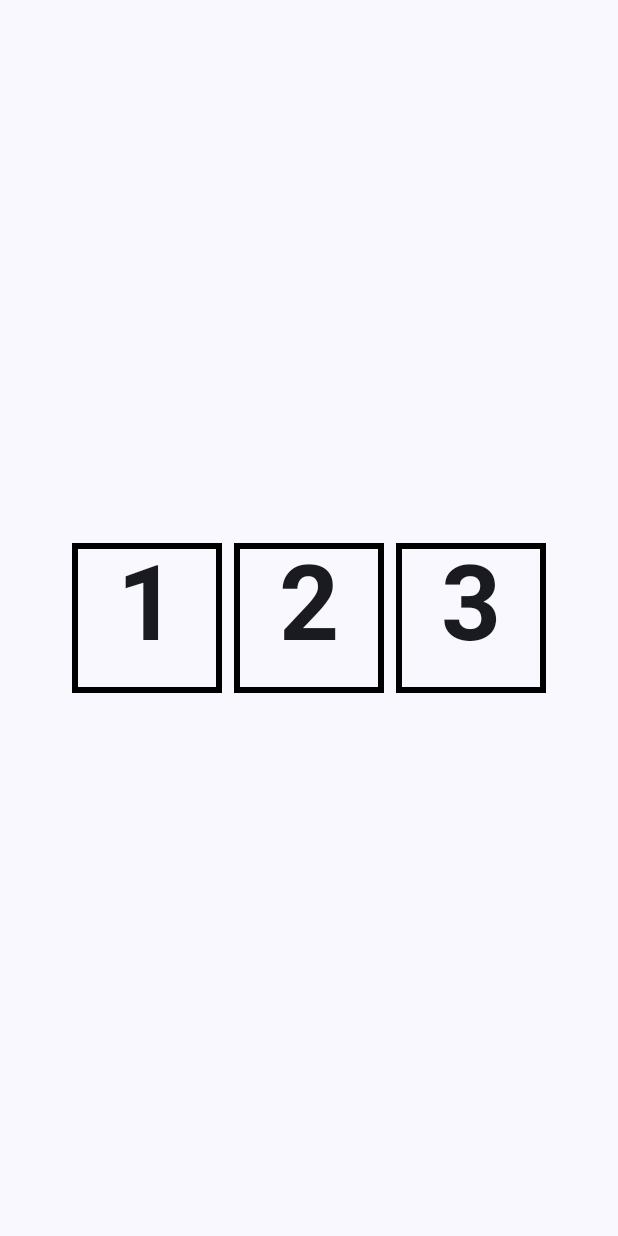
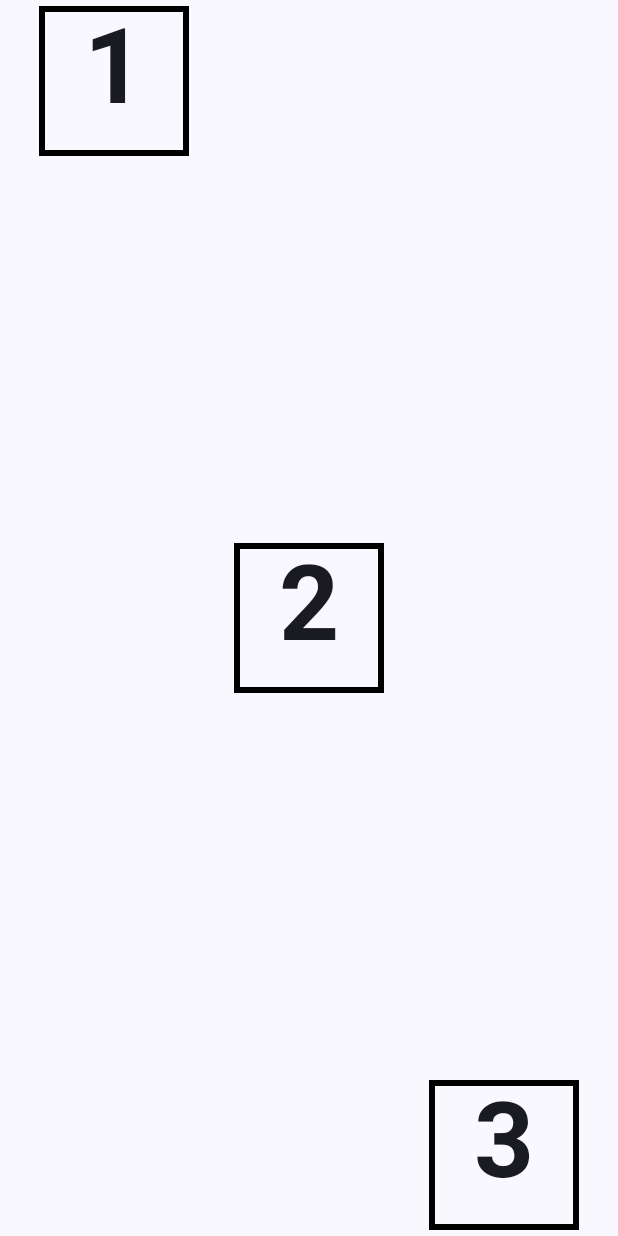
Before and after one commit to aaronsleepy/ComposeLayoutDemo, an Android app built with Jetpack Compose: the screen it shows after launch (MainActivity), on a phone screen of 412 x 824 dp. Run offline under Robolectric (Android 15) with nearby library versions, the phone set to English and light mode, and no system bars.

Commit message:
ui: add row modifier 기능

```diff
--- a/app/src/main/java/song/aaron/composelayoutdemo/MainActivity.kt
+++ b/app/src/main/java/song/aaron/composelayoutdemo/MainActivity.kt
@@ -44,11 +44,11 @@ class MainActivity : ComponentActivity() {
 fun MainScreen() {
     Row(
         verticalAlignment = Alignment.CenterVertically,
-        horizontalArrangement = Arrangement.Center
+        horizontalArrangement = Arrangement.SpaceEvenly
     ) {
-        TextCell(text = "1")
-        TextCell(text = "2")
-        TextCell(text = "3")
+        TextCell(text = "1", Modifier.align(Alignment.Top))
+        TextCell(text = "2", Modifier.align(Alignment.CenterVertically))
+        TextCell(text = "3", Modifier.align(Alignment.Bottom))
     }
 }
 
```
